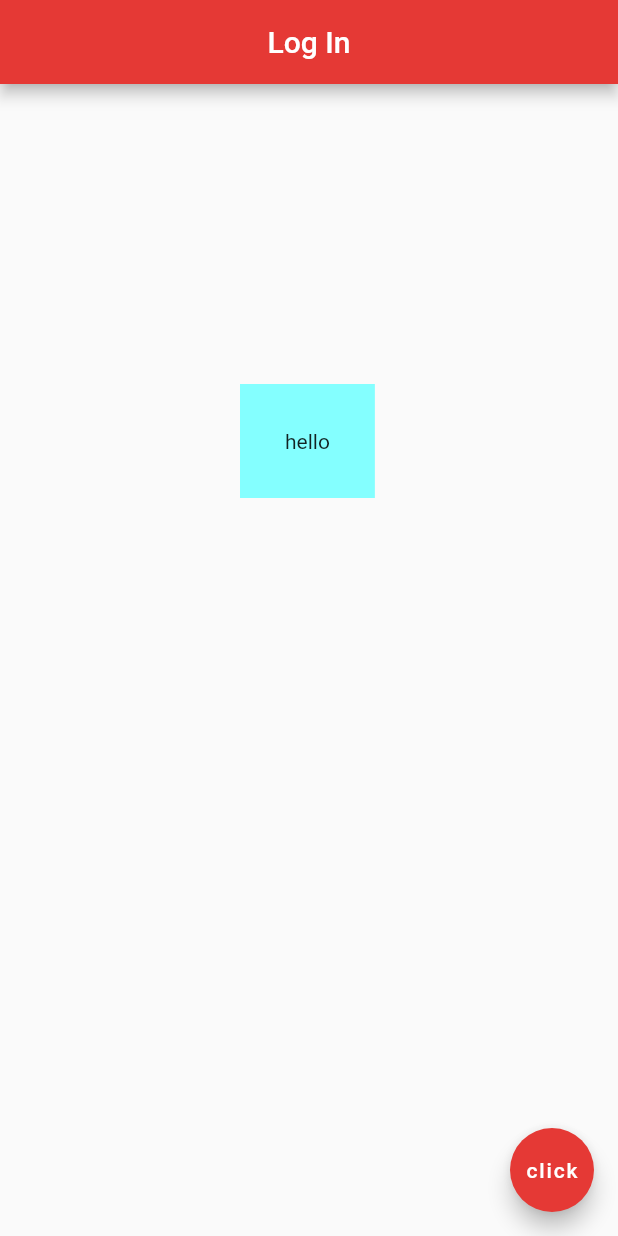
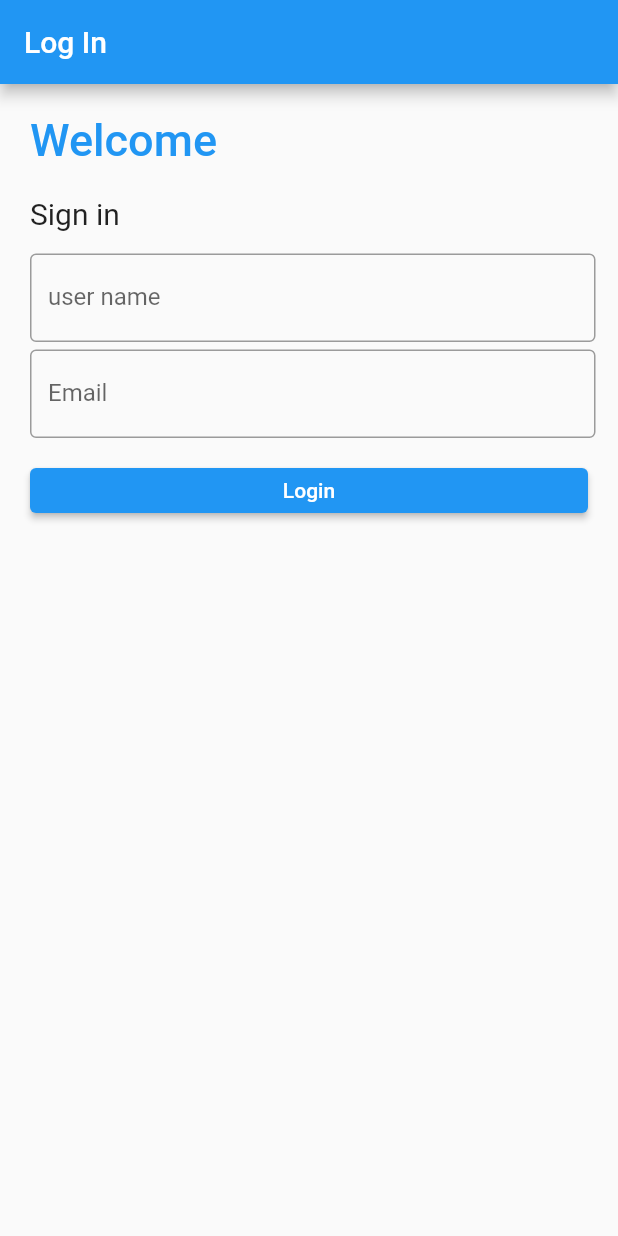
Before and after one commit to AyushPatel454/ASMP_Project, a Flutter app: the screen it shows after launch, on a phone screen of 412 x 824 dp. Run offline on Flutter 3.47's test engine with Material 2 defaults, Android fonts, the phone set to English and light mode, and no system bars.

Commit message:
crating login page_0.1..

```diff
--- a/Dev_yaksh/lib/main.dart
+++ b/Dev_yaksh/lib/main.dart
@@ -1,33 +1,96 @@
 import 'package:flutter/material.dart';
 
-void main() => runApp(MaterialApp(
-  home: Home(),
-));
+void main() => runApp(const MyApp());
 
-class Home extends StatelessWidget {
+class MyApp extends StatelessWidget {
+  const MyApp({Key? key}) : super(key: key);
+
+  static const String _title = 'Log In';
+
   @override
   Widget build(BuildContext context) {
-    return Scaffold(
-      appBar: AppBar(
-        title: Text('Log In'),
-        centerTitle: true,
-        backgroundColor: Colors.red[600],
-      ),
-      body:Container(
-        padding:EdgeInsets.all(30),
-        margin: EdgeInsets.symmetric(horizontal: 160,vertical: 200),
-        color: Colors.cyanAccent[100],
-        child: Text('hello'),
-      ),
-
-
-
-
-      floatingActionButton: FloatingActionButton(
-        onPressed: () {  },
-        child: Text('click'),
-        backgroundColor: Colors.red[600],
+    return MaterialApp(
+      title: _title,
+      home: Scaffold(
+        appBar: AppBar(title: const Text(_title)),
+        body: const MyStatefulWidget(),
       ),
     );
   }
 }
+
+class MyStatefulWidget extends StatefulWidget {
+  const MyStatefulWidget({Key? key}) : super(key: key);
+
+  @override
+  State<MyStatefulWidget> createState() => _MyStatefulWidgetState();
+}
+
+class _MyStatefulWidgetState extends State<MyStatefulWidget> {
+  TextEditingController nameController = TextEditingController();
+  TextEditingController passwordController = TextEditingController();
+  @override
+  Widget build(BuildContext context) {
+    return Padding(
+        padding: const EdgeInsets.all(10),
+        child: ListView(
+          children: <Widget>[
+            Container(
+                alignment: Alignment.topLeft,
+                padding: const EdgeInsets.all(10),
+                child: const Text(
+                  'Welcome',
+                  style: TextStyle(
+                      color: Colors.blue,
+                      fontWeight: FontWeight.w500,
+                      fontSize: 30),
+                )),
+            Container(
+                alignment: Alignment.topLeft,
+                padding: const EdgeInsets.all(10),
+                child: const Text(
+                  'Sign in',
+                  style: TextStyle(fontSize: 20),
+                )),
+            Container(
+
+              padding: const EdgeInsets.fromLTRB(10,5,5,0),
+              child: TextField(
+
+                controller: nameController,
+                decoration: const InputDecoration(
+                  border: OutlineInputBorder(),
+                  labelText: 'user name',
+                ),
+              ),
+            ),
+            Container(
+              padding: const EdgeInsets.fromLTRB(10, 5, 5, 0),
+              child: TextField(
+                obscureText: true,
+                controller: passwordController,
+                decoration: const InputDecoration(
+                  border: OutlineInputBorder(),
+                  labelText: 'Email',
+                ),
+              ),
+            ),
+
+
+
+            Container(
+                height: 50,
+                padding: const EdgeInsets.fromLTRB(10, 20, 10, 0),
+                child: ElevatedButton(
+                  child: const Text('Login'),
+                  onPressed: () {
+                    print(nameController.text);
+                    print(passwordController.text);
+                  },
+                )
+            ),
+
+          ],
+        ));
+  }
+}
```
